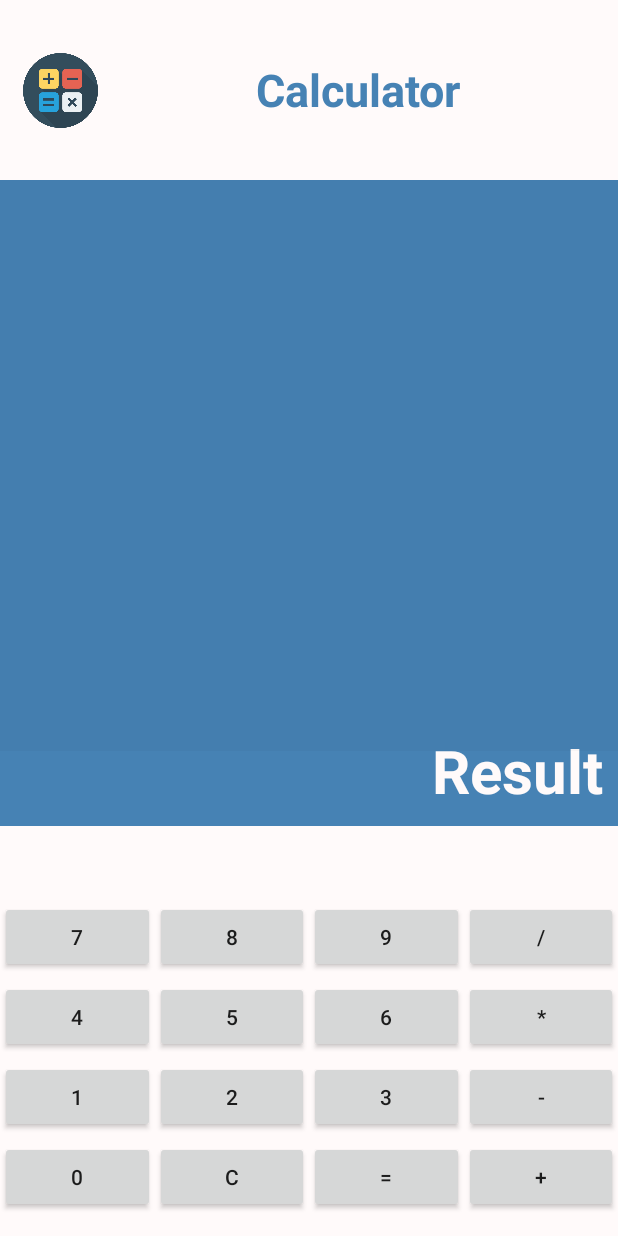
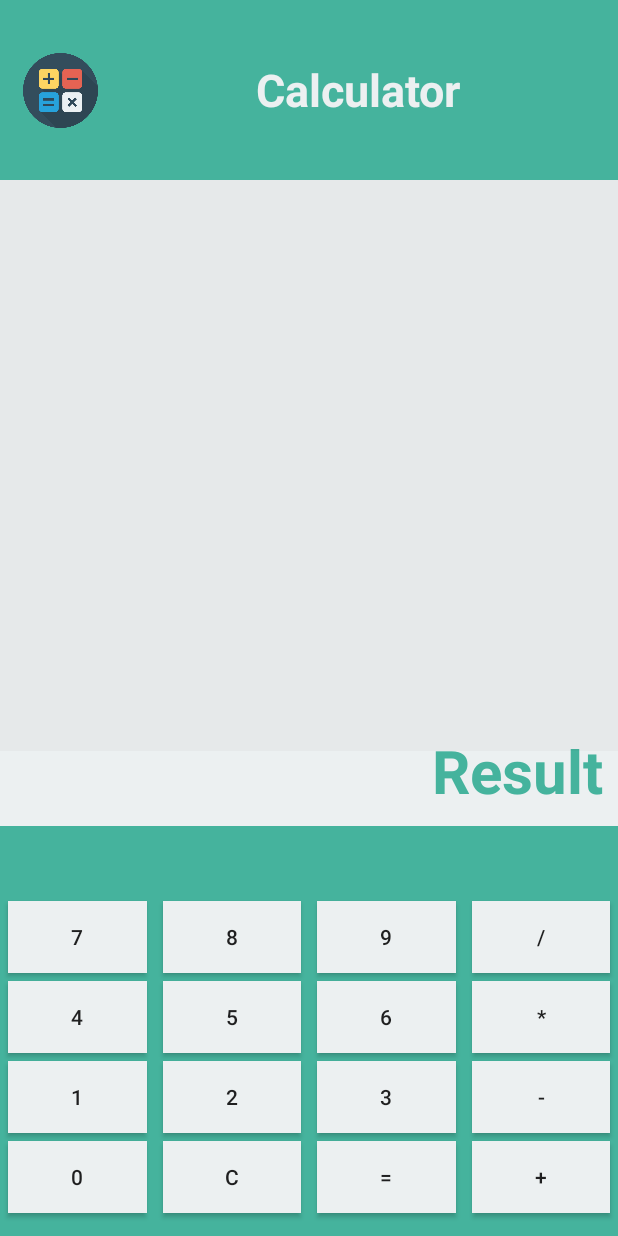
Before and after one commit to jnicolaslaurenti/CalculatorKotlin, an Android app: the screen it shows after launch (MainActivity), on a phone screen of 412 x 824 dp. Run offline under Robolectric (Android 15) with nearby library versions, the phone set to English and light mode, and no system bars.

Commit message:
Changed width and lenght, added icon and lock landscape

```diff
--- a/app/src/main/AndroidManifest.xml
+++ b/app/src/main/AndroidManifest.xml
@@ -4,9 +4,9 @@
 
     <application
         android:allowBackup="true"
-        android:icon="@mipmap/ic_launcher"
+        android:icon="@drawable/activity_main_calculator_icon_drawable"
         android:label="@string/app_name"
-        android:roundIcon="@mipmap/ic_launcher_round"
+        android:roundIcon="@drawable/activity_main_calculator_icon_drawable"
         android:supportsRtl="true"
         android:theme="@style/Theme.AppCompat.Light.NoActionBar">
         <activity android:name=".MainActivity">
--- a/app/src/main/java/com/onboarding/calculatorkotlin/MainActivity.kt
+++ b/app/src/main/java/com/onboarding/calculatorkotlin/MainActivity.kt
@@ -1,10 +1,12 @@
 package com.onboarding.calculatorkotlin
 
+import android.content.pm.ActivityInfo
 import androidx.appcompat.app.AppCompatActivity
 import android.os.Bundle
 
 class MainActivity : AppCompatActivity() {
     override fun onCreate(savedInstanceState: Bundle?) {
+        setRequestedOrientation(ActivityInfo.SCREEN_ORIENTATION_PORTRAIT);
         super.onCreate(savedInstanceState)
         setContentView(R.layout.activity_main)
     }
--- a/app/src/main/res/layout/activity_main.xml
+++ b/app/src/main/res/layout/activity_main.xml
@@ -4,7 +4,7 @@
     xmlns:tools="http://schemas.android.com/tools"
     android:layout_width="match_parent"
     android:layout_height="match_parent"
-    android:background="@color/white_background"
+    android:background="@color/green_background"
     tools:context=".MainActivity">
 
     <Button
@@ -133,6 +133,8 @@
         android:layout_width="0dp"
         android:layout_height="wrap_content"
         android:layout_marginBottom="@dimen/margin_bottom_button_small"
+        android:layout_marginStart="@dimen/margin_between_button_xsmall"
+        android:layout_marginEnd="@dimen/margin_between_button_xsmall"
         android:text="@string/activity_main_calculator_zero_text"
         app:layout_constraintBottom_toBottomOf="parent"
         app:layout_constraintEnd_toStartOf="@id/button_clean"
@@ -144,6 +146,8 @@
         android:layout_width="0dp"
         android:layout_height="wrap_content"
         android:layout_marginBottom="@dimen/margin_bottom_button_small"
+        android:layout_marginStart="@dimen/margin_between_button_xsmall"
+        android:layout_marginEnd="@dimen/margin_between_button_xsmall"
         android:text="@string/activity_main_calculator_clean_text"
         app:layout_constraintBottom_toBottomOf="parent"
         app:layout_constraintEnd_toStartOf="@id/button_equals"
@@ -155,6 +159,8 @@
         android:layout_width="0dp"
         android:layout_height="wrap_content"
         android:layout_marginBottom="@dimen/margin_bottom_button_small"
+        android:layout_marginStart="@dimen/margin_between_button_xsmall"
+        android:layout_marginEnd="@dimen/margin_between_button_xsmall"
         android:text="@string/activity_main_calculator_add_text"
         app:layout_constraintBottom_toBottomOf="parent"
         app:layout_constraintEnd_toEndOf="parent"
@@ -166,6 +172,8 @@
         android:layout_width="0dp"
         android:layout_height="wrap_content"
         android:layout_marginBottom="@dimen/margin_bottom_button_small"
+        android:layout_marginStart="@dimen/margin_between_button_xsmall"
+        android:layout_marginEnd="@dimen/margin_between_button_xsmall"
         android:text="@string/activity_main_calculator_equals_text"
         app:layout_constraintBottom_toBottomOf="parent"
         app:layout_constraintEnd_toStartOf="@id/button_add"
--- a/app/src/main/res/values/colors.xml
+++ b/app/src/main/res/values/colors.xml
@@ -8,7 +8,7 @@
     <color name="teal_700">#FF018786</color>
     <color name="black">#FF000000</color>
     <color name="white">#FFFFFFFF</color>
-    <color name="blue_result">#4682b4</color>
-    <color name="white_background">#fffafa</color>
+    <color name="white_result">#ECF0F1</color>
+    <color name="green_background">#45B39D</color>
     <color name="transparent_background">#07000000</color>
 </resources>
--- a/app/src/main/res/values/styles.xml
+++ b/app/src/main/res/values/styles.xml
@@ -3,11 +3,12 @@
 
     <style name="button_style">
         <item name="android:layout_marginBottom">@dimen/margin_between_button_xsmall</item>
+        <item name="android:background">@color/white_result</item>
     </style>
 
     <style name="title_style">
         <item name="android:gravity">center</item>
-        <item name="android:textColor">@color/blue_result</item>
+        <item name="android:textColor">@color/white_result</item>
         <item name="android:textSize">@dimen/text_size_title_xbig</item>
         <item name="android:textStyle">bold</item>
     </style>
@@ -15,8 +16,8 @@
     <style name="result_style">
         <item name="android:padding">@dimen/padding_result_small</item>
         <item name="android:textStyle">bold</item>
-        <item name="android:textColor">@color/white_background</item>
-        <item name="android:background">@color/blue_result</item>
+        <item name="android:textColor">@color/green_background</item>
+        <item name="android:background">@color/white_result</item>
         <item name="android:gravity">end|bottom</item>
         <item name="android:textSize">@dimen/text_size_result_xbig</item>
     </style>
@@ -24,7 +25,7 @@
     <style name="complete_operation_style">
         <item name="android:padding">@dimen/padding_result_small</item>
         <item name="android:textStyle">bold</item>
-        <item name="android:textColor">@color/white_background</item>
+        <item name="android:textColor">@color/green_background</item>
         <item name="android:background">@color/transparent_background</item>
         <item name="android:gravity">end|top</item>
         <item name="android:textSize">@dimen/text_size_result_xbig</item>
```
